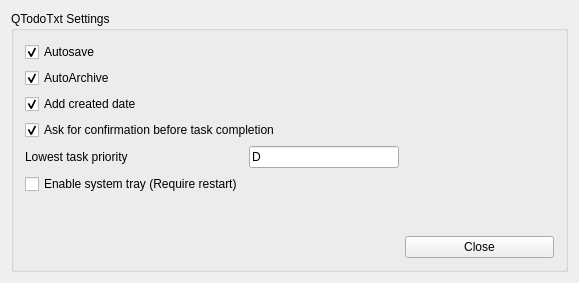
This is qtodotxt/ui/dialogs/settingsui.ui in QTodoTxt/QTodoTxt as Qt 5 draws it before an edit. The edited form follows.
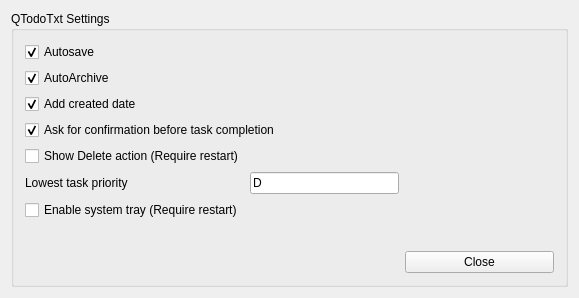
This is the edited form.

Commit message: add option to hide or show delete action, fix default of some settings in settings.py

```diff
--- a/qtodotxt/ui/dialogs/settingsui.ui
+++ b/qtodotxt/ui/dialogs/settingsui.ui
@@ -7,7 +7,7 @@
     <x>0</x>
     <y>0</y>
     <width>579</width>
-    <height>283</height>
+    <height>298</height>
    </rect>
   </property>
   <property name="windowTitle">
@@ -60,28 +60,28 @@
         </property>
        </widget>
       </item>
-      <item row="4" column="0">
+      <item row="5" column="0">
        <widget class="QLabel" name="label">
         <property name="text">
          <string>Lowest task priority</string>
         </property>
        </widget>
       </item>
-      <item row="8" column="2">
+      <item row="9" column="2">
        <widget class="QPushButton" name="closeButton">
         <property name="text">
          <string>Close</string>
         </property>
        </widget>
       </item>
-      <item row="5" column="0">
+      <item row="6" column="0">
        <widget class="QCheckBox" name="trayCheckBox">
         <property name="text">
          <string>Enable system tray (Require restart)</string>
         </property>
        </widget>
       </item>
-      <item row="4" column="1">
+      <item row="5" column="1">
        <widget class="QLineEdit" name="lowestPriorityLineEdit">
         <property name="sizePolicy">
          <sizepolicy hsizetype="Minimum" vsizetype="Fixed">
@@ -100,7 +100,7 @@
         </property>
        </widget>
       </item>
-      <item row="7" column="2">
+      <item row="8" column="2">
        <spacer name="verticalSpacer">
         <property name="orientation">
          <enum>Qt::Vertical</enum>
@@ -113,6 +113,13 @@
         </property>
        </spacer>
       </item>
+      <item row="4" column="0">
+       <widget class="QCheckBox" name="deleteActionCheckBox">
+        <property name="text">
+         <string>Show Delete action (Require restart)</string>
+        </property>
+       </widget>
+      </item>
      </layout>
     </widget>
    </item>
```
The commit also changes 6 other files.
